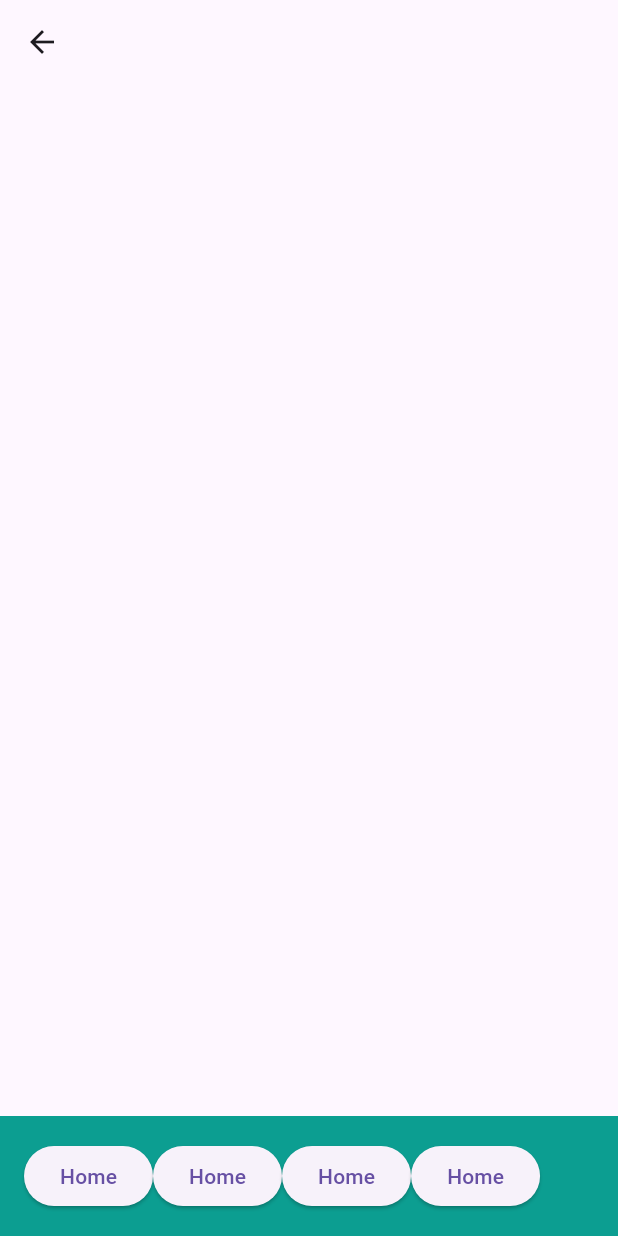
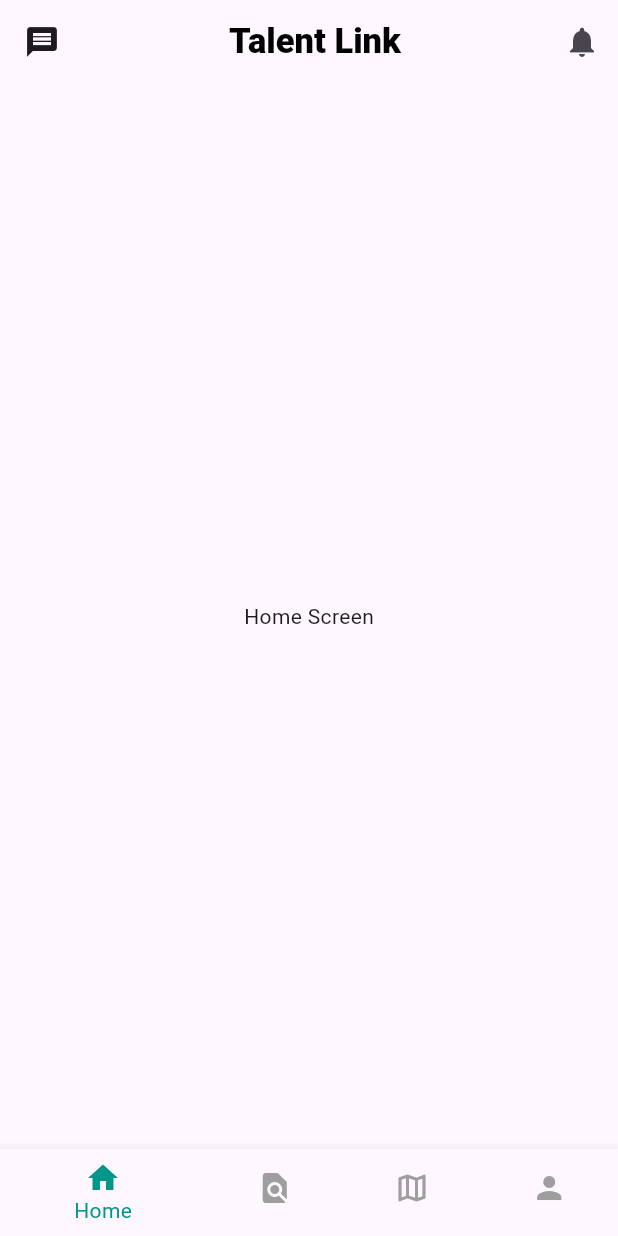
Before and after one commit to TalentLink-Software-GP/talentlink-frontend, a Flutter app: the HomePage screen opened directly with empty values, on a phone screen of 412 x 824 dp. Run offline on Flutter 3.47's test engine with Material 3 defaults, Android fonts, the phone set to English and light mode, and no system bars; our stand-ins replace jwt_decoder.

Commit message:
Edit Home Screen For User

```diff
--- a/talent_link/lib/widgets/home_page.dart
+++ b/talent_link/lib/widgets/home_page.dart
@@ -9,20 +9,61 @@ class HomePage extends StatefulWidget {
 }
 
 class _HomePageState extends State<HomePage> {
+  int _selectedIndex = 0;
+
+  final List<Widget> _pages = [
+    const Center(child: Text("Home Screen")),
+    const Center(child: Text("Jobs Screen")),
+    const Center(child: Text("Maps Screen")),
+    const Center(child: Text("Profile Screen")),
+  ];
+
+  void _onItemTapped(int index) {
+    setState(() {
+      _selectedIndex = index;
+    });
+  }
+
   @override
   Widget build(BuildContext context) {
     return Scaffold(
-      appBar: AppBar(),
-      bottomNavigationBar: BottomAppBar(
-        color: const Color(0xFF0C9E91),
-        child: Row(
-          children: [
-            ElevatedButton(onPressed: () {}, child: Text("Home")),
-            ElevatedButton(onPressed: () {}, child: Text("Home")),
-            ElevatedButton(onPressed: () {}, child: Text("Home")),
-            ElevatedButton(onPressed: () {}, child: Text("Home")),
-          ],
+      appBar: AppBar(
+        title: Center(child: const Text("Talent Link")),
+        titleTextStyle: TextStyle(
+          fontWeight: FontWeight.w900,
+          color: Colors.black,
+          fontSize: 23,
+        ), // Change title as needed
+        leading: IconButton(
+          icon: const Icon(Icons.message), // Messages icon (top left)
+          onPressed: () {
+            // Handle messages click
+          },
         ),
+        actions: [
+          IconButton(
+            icon: const Icon(
+              Icons.notifications,
+            ), // Notifications icon (top right)
+            onPressed: () {},
+          ),
+        ],
+      ),
+      body: IndexedStack(index: _selectedIndex, children: _pages),
+      bottomNavigationBar: BottomNavigationBar(
+        currentIndex: _selectedIndex,
+        onTap: _onItemTapped,
+        selectedItemColor: Colors.teal,
+        unselectedItemColor: Colors.grey,
+        items: const [
+          BottomNavigationBarItem(icon: Icon(Icons.home), label: "Home"),
+          BottomNavigationBarItem(
+            icon: Icon(Icons.find_in_page),
+            label: "Jobs",
+          ),
+          BottomNavigationBarItem(icon: Icon(Icons.map_outlined), label: "Map"),
+          BottomNavigationBarItem(icon: Icon(Icons.person), label: "Profile"),
+        ],
       ),
     );
   }
```
